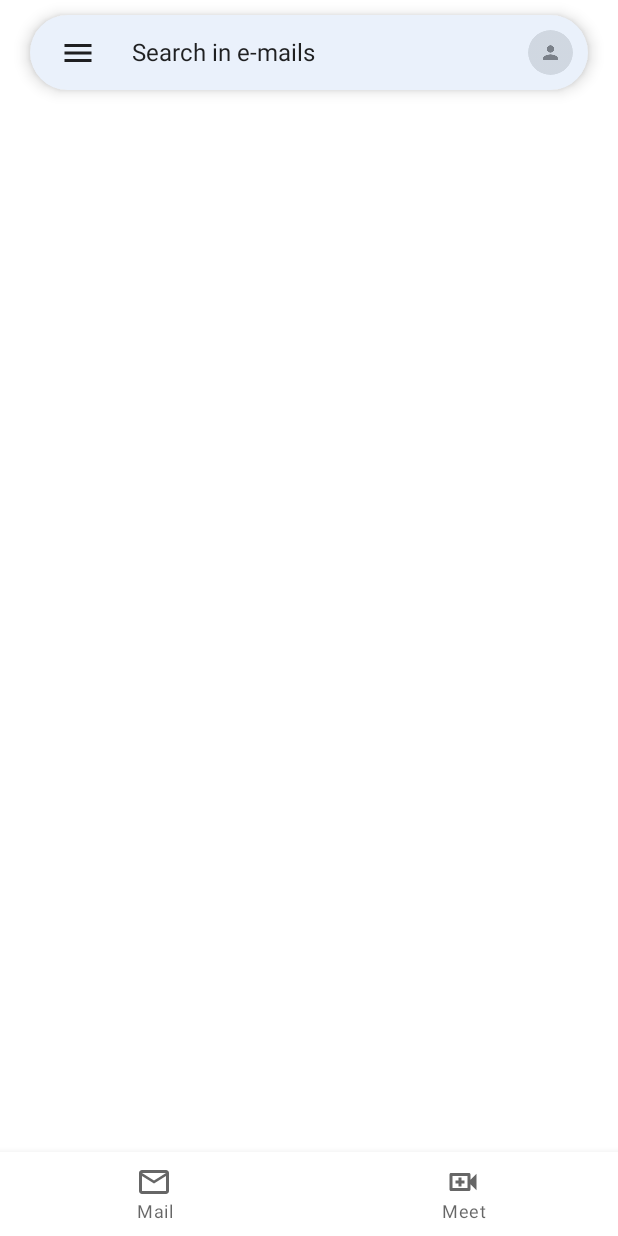
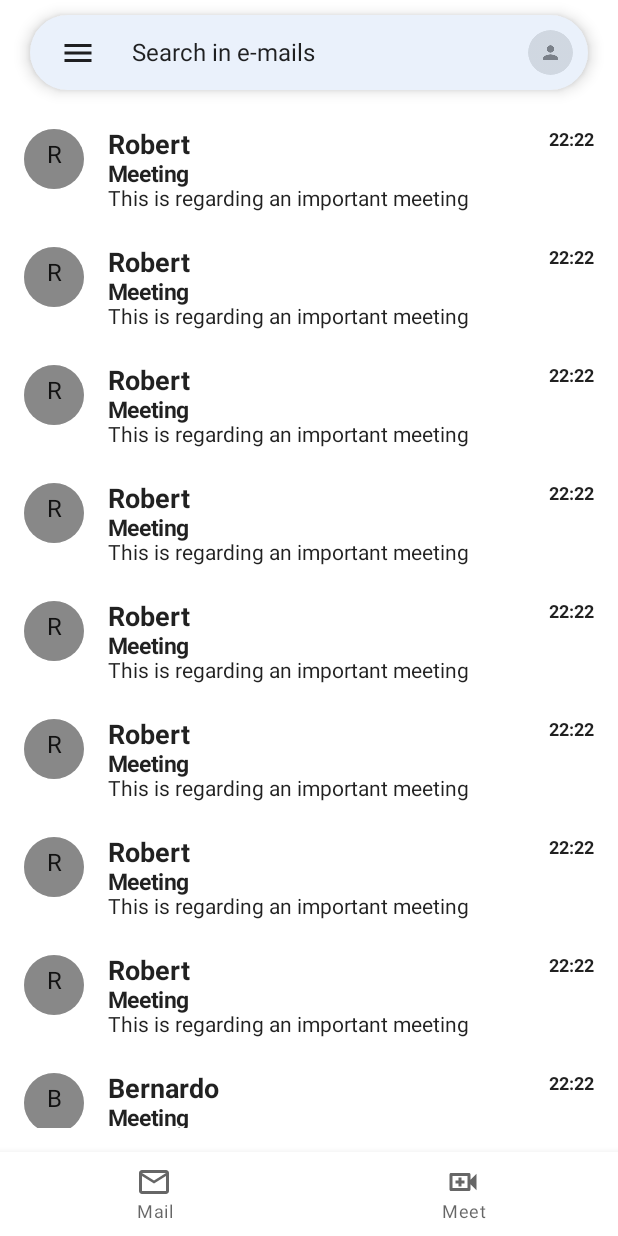
Before and after one commit to bernardosan/GmailCloneApp, an Android app built with Jetpack Compose: the screen it shows after launch (MainActivity), on a phone screen of 412 x 824 dp. Run offline under Robolectric (Android 15) with nearby library versions, the phone set to English and light mode, and no system bars.

Commit message:
Added MailList.kt with a Mock of MailData

```diff
--- a/app/src/main/java/com/example/gmailcloneapp/MainActivity.kt
+++ b/app/src/main/java/com/example/gmailcloneapp/MainActivity.kt
@@ -11,10 +11,7 @@ import androidx.compose.runtime.rememberCoroutineScope
 import androidx.compose.ui.Modifier
 import androidx.compose.ui.graphics.Color
 import androidx.compose.ui.tooling.preview.Preview
-import com.example.gmailcloneapp.components.BottomNavigationMenu
-import com.example.gmailcloneapp.components.DrawerMenu
-import com.example.gmailcloneapp.components.HomeAppBar
-import com.example.gmailcloneapp.components.customShape
+import com.example.gmailcloneapp.components.*
 import com.example.gmailcloneapp.ui.theme.GmailCloneAppTheme
 
 class MainActivity : ComponentActivity() {
@@ -50,10 +47,8 @@ fun GmailApp() {
         drawerBackgroundColor = Color(0xFFEAF1FB)
 
     ){
-        LazyColumn{
-            items(50){
-            }
-        }
+
+        MailList(paddingValues = it)
     }
 }
 
--- a/app/src/main/java/com/example/gmailcloneapp/components/MailList.kt
+++ b/app/src/main/java/com/example/gmailcloneapp/components/MailList.kt
@@ -1,7 +1,8 @@
 package com.example.gmailcloneapp.components
 
-import androidx.compose.foundation.border
 import androidx.compose.foundation.layout.*
+import androidx.compose.foundation.lazy.LazyColumn
+import androidx.compose.foundation.lazy.items
 import androidx.compose.foundation.shape.CircleShape
 import androidx.compose.material.Card
 import androidx.compose.material.Icon
@@ -18,24 +19,31 @@ import androidx.compose.ui.text.style.TextAlign
 import androidx.compose.ui.tooling.preview.Preview
 import androidx.compose.ui.unit.dp
 import androidx.compose.ui.unit.sp
+import com.example.gmailcloneapp.utils.mailList
 import com.example.gmailcloneapp.models.MailData
 
 @Composable
 fun MailList(paddingValues: PaddingValues){
-    Box() {
-        // TODO: create a mock data to show the list
+    Box(modifier = Modifier.padding(paddingValues).fillMaxSize()) {
+        LazyColumn(modifier = Modifier
+            .fillMaxWidth()
+            .padding(16.dp)){
+            items(mailList){
+               mailData -> MailItem(mailData = mailData)
+            }
+        }
     }
 }
 
 @Composable
-fun MailItem(mailData: MailData, modifier: Modifier = Modifier){
+fun MailItem(mailData: MailData){
     Row(
         modifier = Modifier
             .fillMaxWidth()
-            .padding(bottom = 8.dp)
+            .padding(bottom = 24.dp)
     ){
         Card(modifier = Modifier
-            .padding(end = 8.dp)
+            .padding(end = 16.dp)
             .size(40.dp)
             .clip(CircleShape),
         backgroundColor = Color.Gray){
@@ -58,7 +66,7 @@ fun MailItem(mailData: MailData, modifier: Modifier = Modifier){
             )
         }
         Column {
-            Text(text = mailData.timestamp)
+            Text(text = mailData.timestamp, fontSize = 12.sp, fontWeight = FontWeight.Bold)
             IconButton(
                 onClick = { /*TODO*/ },
                 modifier = Modifier
--- /dev/null
+++ b/app/src/main/java/com/example/gmailcloneapp/utils/MailMockData.kt
@@ -0,0 +1,73 @@
+package com.example.gmailcloneapp.utils
+
+
+import com.example.gmailcloneapp.models.MailData
+
+val mailList = listOf(
+    MailData(
+            1,
+            "Robert",
+            "Meeting",
+            "This is regarding an important meeting",
+            "22:22"),
+    MailData(
+        2,
+        "Robert",
+        "Meeting",
+        "This is regarding an important meeting",
+        "22:22"),
+    MailData(
+        3,
+        "Robert",
+        "Meeting",
+        "This is regarding an important meeting",
+        "22:22"),
+    MailData(
+        4,
+        "Robert",
+        "Meeting",
+        "This is regarding an important meeting",
+        "22:22"),
+    MailData(
+        5,
+        "Robert",
+        "Meeting",
+        "This is regarding an important meeting",
+        "22:22"),
+    MailData(
+        6,
+        "Robert",
+        "Meeting",
+        "This is regarding an important meeting",
+        "22:22"),
+    MailData(
+        7,
+        "Robert",
+        "Meeting",
+        "This is regarding an important meeting",
+        "22:22"),
+    MailData(
+        8,
+        "Robert",
+        "Meeting",
+        "This is regarding an important meeting",
+        "22:22"),
+    MailData(
+        9,
+        "Bernardo",
+        "Meeting",
+        "This is regarding an important meeting",
+        "22:22"),
+    MailData(
+        10,
+        "John",
+        "Meeting",
+        "This is regarding an important meeting",
+        "22:22"),
+    MailData(
+        11,
+        "Dr. Gordon",
+        "Meeting",
+        "This is regarding an important meeting",
+        "22:22"),
+)
```
